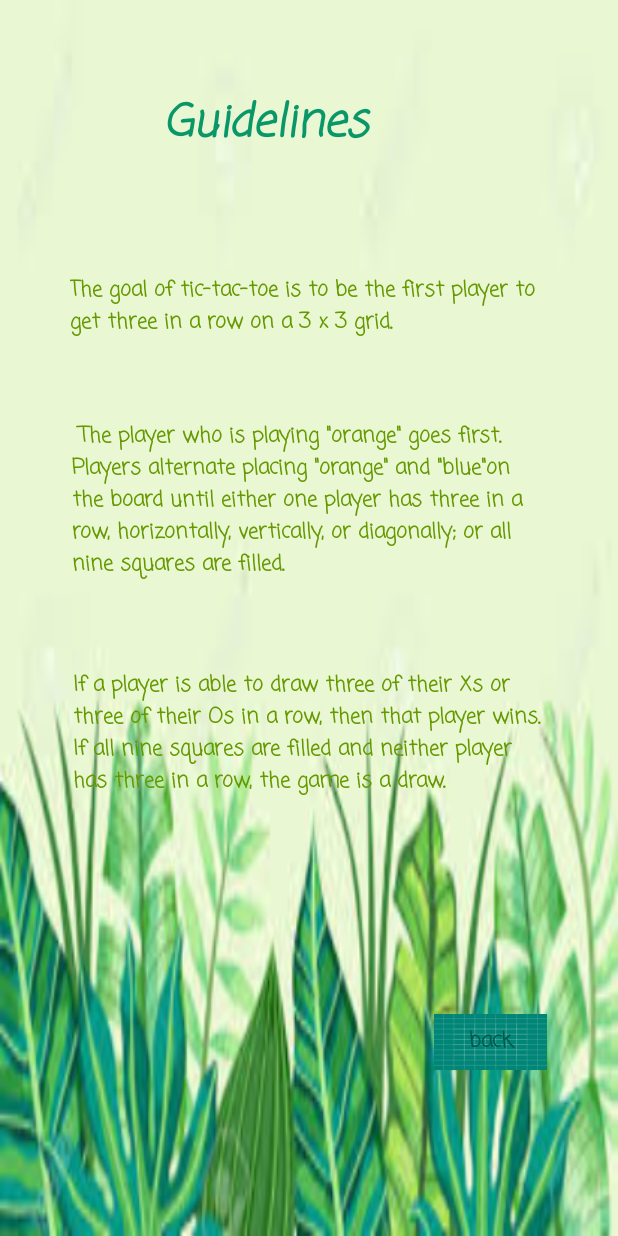
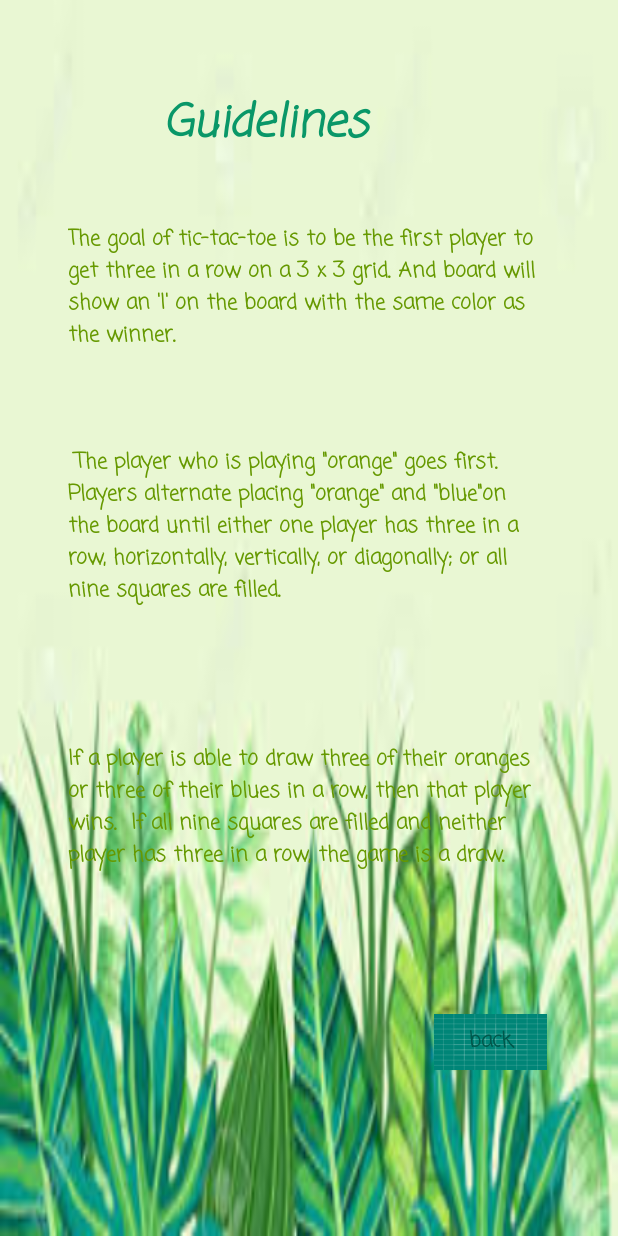
Before and after one commit to GabriellaXue/CS125finalproject, an Android app: the layout activity_guideline.xml on its own in the app's theme, with its tools: preview values and no code run, on a phone screen of 412 x 824 dp. Run offline under Robolectric (Android 15) with nearby library versions, the phone set to English and light mode, and no system bars.

Commit message:
final submission

```diff
--- a/app/src/main/res/layout/activity_guideline.xml
+++ b/app/src/main/res/layout/activity_guideline.xml
@@ -17,7 +17,7 @@ android:background="@drawable/test2">
         <TextView
             android:id="@+id/textView3"
             android:layout_width="317dp"
-            android:layout_height="125dp"
+            android:layout_height="126dp"
             android:layout_marginStart="8dp"
             android:layout_marginTop="8dp"
             android:layout_marginEnd="8dp"
@@ -29,10 +29,10 @@ android:background="@drawable/test2">
             android:textStyle="bold"
             app:layout_constraintBottom_toBottomOf="parent"
             app:layout_constraintEnd_toEndOf="parent"
-            app:layout_constraintHorizontal_bias="0.512"
+            app:layout_constraintHorizontal_bias="0.474"
             app:layout_constraintStart_toStartOf="parent"
             app:layout_constraintTop_toTopOf="parent"
-            app:layout_constraintVertical_bias="0.398" />
+            app:layout_constraintVertical_bias="0.424" />
 
         <TextView
             android:id="@+id/textView4"
@@ -43,16 +43,16 @@ android:background="@drawable/test2">
             android:layout_marginEnd="8dp"
             android:layout_marginBottom="8dp"
             android:fontFamily="casual"
-            android:text="If a player is able to draw three of their Xs or three of their Os in a row, then that player wins.  If all nine squares are filled and neither player has three in a row, the game is a draw."
+            android:text="If a player is able to draw three of their oranges or three of their blues in a row, then that player wins.  If all nine squares are filled and neither player has three in a row, the game is a draw."
             android:textAlignment="textStart"
             android:textColor="@android:color/holo_green_dark"
             android:textStyle="bold"
             app:layout_constraintBottom_toBottomOf="parent"
             app:layout_constraintEnd_toEndOf="parent"
-            app:layout_constraintHorizontal_bias="0.533"
+            app:layout_constraintHorizontal_bias="0.493"
             app:layout_constraintStart_toStartOf="parent"
             app:layout_constraintTop_toTopOf="parent"
-            app:layout_constraintVertical_bias="0.661" />
+            app:layout_constraintVertical_bias="0.735" />
 
         <TextView
             android:id="@+id/textView"
@@ -83,16 +83,16 @@ android:background="@drawable/test2">
             android:layout_marginEnd="8dp"
             android:layout_marginBottom="8dp"
             android:fontFamily="casual"
-            android:text="The goal of tic-tac-toe is to be the first player to get three in a row on a 3 x 3 grid."
+            android:text="The goal of tic-tac-toe is to be the first player to get three in a row on a 3 x 3 grid. And board will show an 'I' on the board with the same color as the winner."
             android:textAlignment="textStart"
             android:textColor="@android:color/holo_green_dark"
             android:textStyle="bold"
             app:layout_constraintBottom_toBottomOf="parent"
             app:layout_constraintEnd_toEndOf="parent"
-            app:layout_constraintHorizontal_bias="0.495"
+            app:layout_constraintHorizontal_bias="0.474"
             app:layout_constraintStart_toStartOf="parent"
             app:layout_constraintTop_toTopOf="parent"
-            app:layout_constraintVertical_bias="0.241" />
+            app:layout_constraintVertical_bias="0.194" />
 
         <Button
             android:id="@+id/back"
```
